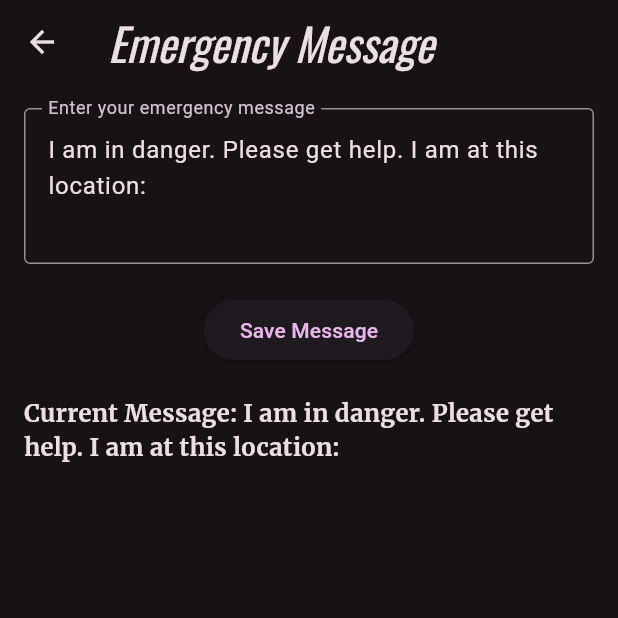
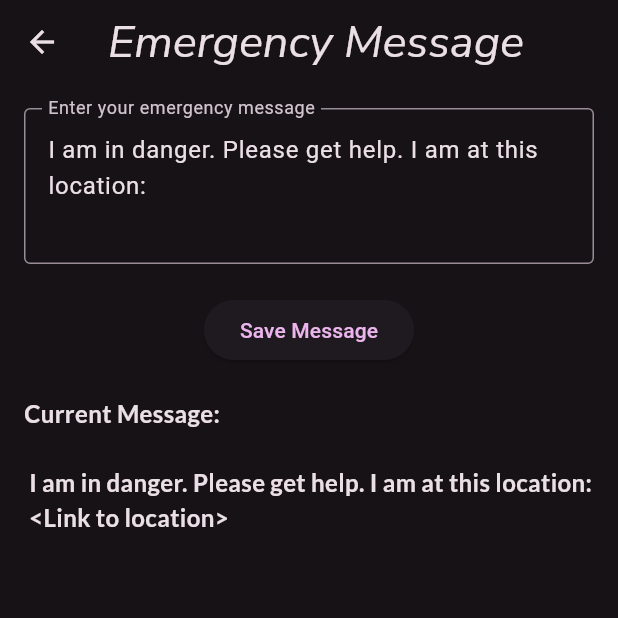
Before and after one commit to SzabadosA/tap_out, a Flutter app: the SettingsPage screen opened directly, after a tap on "Edit Message", on a phone screen of 412 x 824 dp, the top half of it. Run offline on Flutter 3.47's test engine with Material 3 defaults, Android fonts, the phone set to English and light mode, and no system bars; our stand-ins replace avatar_glow, geolocator, google_fonts, permission_handler, shared_preferences, vibration; missing offline and left inert: flutter_foreground_task, flutter_sms, record; accounts and stored records are empty; statements that could not run were skipped.

Commit message:
cleanup code

```diff
--- a/lib/emergency_message.dart
+++ b/lib/emergency_message.dart
@@ -66,7 +66,7 @@ class _EmergencyMessageWidgetState extends State<EmergencyMessageWidget> {
             ),
             const SizedBox(height: 20),
             Text(
-              "Current Message: $_currentMessage", // Display the current saved message
+              "Current Message: \n\n $_currentMessage \n <Link to location>", // Display the current saved message
               style: const TextStyle(fontSize: 16, fontWeight: FontWeight.bold),
             ),
           ],
--- a/lib/main.dart
+++ b/lib/main.dart
@@ -42,12 +42,12 @@ class TapOutApp extends StatelessWidget {
             fontSize: 72,
             fontWeight: FontWeight.bold,
           ),
-          titleLarge: GoogleFonts.oswald(
+          titleLarge: GoogleFonts.nunitoSans(
             fontSize: 30,
             fontStyle: FontStyle.italic,
           ),
-          bodyMedium: GoogleFonts.merriweather(),
-          displaySmall: GoogleFonts.pacifico(),
+          bodyMedium: GoogleFonts.lato(),
+          displaySmall: GoogleFonts.lato(),
         ),
       ),
       home: const MainPage(),
--- a/lib/settings_page.dart
+++ b/lib/settings_page.dart
@@ -15,6 +15,7 @@ class SettingsPage extends StatelessWidget {
         title: const Text('Settings'), // Title of the app bar
       ),
       body: ListView(
+        shrinkWrap: true,
         children: <Widget>[
           const SizedBox(height: 20), // Add spacing at the top of the list
           ListTile(
--- a/pubspec.yaml
+++ b/pubspec.yaml
@@ -30,7 +30,7 @@ environment:
 dependencies:
   flutter:
     sdk: flutter
-  google_fonts: 6.2.1
+  google_fonts: ^6.2.1
   permission_handler: ^11.3.1
   geolocator: ^12.0.0
   http: ^1.2.1
```
